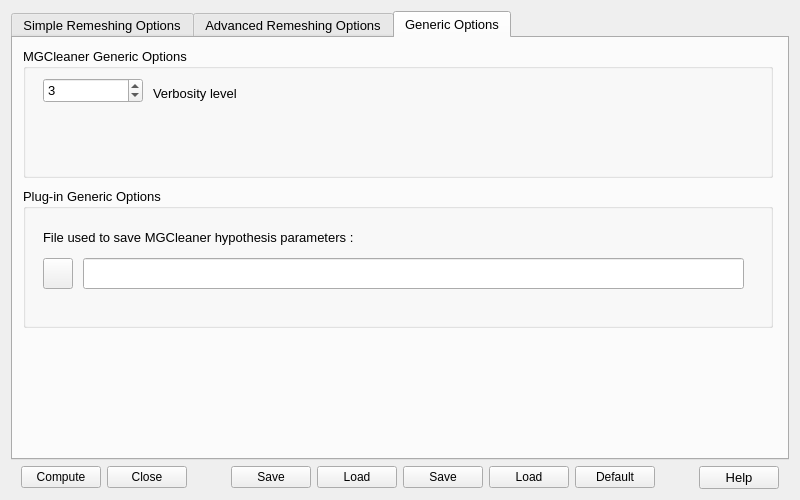
Above: src/Tools/MGCleanerPlug/MGCleanerPlugDialog.ui from looooo/salome_smesh before the change. Below: the same form after it.
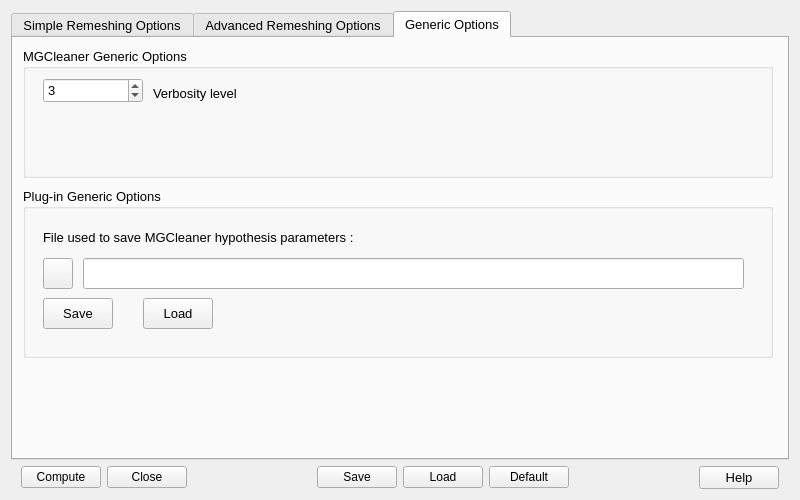
That is the form after the change. The open tabs and pages were chosen to show the change.

Commit message: shift save load in file

Diff of the .ui file:
```diff
--- a/src/Tools/MGCleanerPlug/MGCleanerPlugDialog.ui
+++ b/src/Tools/MGCleanerPlug/MGCleanerPlugDialog.ui
@@ -88,32 +88,6 @@
         </property>
       </widget>
      </item>
-     <item>
-      <widget class="QPushButton" name="PB_Save">
-       <property name="text">
-        <string>Save</string>
-       </property>
-        <property name="iconSize">
-         <size>
-          <width>18</width>
-          <height>18</height>
-         </size>
-        </property>
-      </widget>
-     </item>
-     <item>
-      <widget class="QPushButton" name="PB_Load">
-       <property name="text">
-        <string>Load</string>
-       </property>
-        <property name="iconSize">
-         <size>
-          <width>18</width>
-          <height>18</height>
-         </size>
-        </property>
-      </widget>
-     </item>
      <item>
       <widget class="QPushButton" name="PB_Default">
        <property name="text">
@@ -819,7 +793,7 @@
          <x>10</x>
          <y>150</y>
          <width>750</width>
-         <height>140</height>
+         <height>170</height>
         </rect>
        </property>
        <property name="title">
@@ -861,6 +835,47 @@
          </rect>
         </property>
        </widget>
+
+      <widget class="QPushButton" name="PB_Save">
+        <property name="geometry">
+         <rect>
+          <x>20</x>
+          <y>110</y>
+          <width>70</width>
+          <height>31</height>
+         </rect>
+        </property>
+       <property name="text">
+        <string>Save</string>
+       </property>
+        <property name="iconSize">
+         <size>
+          <width>18</width>
+          <height>18</height>
+         </size>
+        </property>
+      </widget>
+
+      <widget class="QPushButton" name="PB_Load">
+        <property name="geometry">
+         <rect>
+          <x>120</x>
+          <y>110</y>
+          <width>70</width>
+          <height>31</height>
+         </rect>
+        </property>
+       <property name="text">
+        <string>Load</string>
+       </property>
+        <property name="iconSize">
+         <size>
+          <width>18</width>
+          <height>18</height>
+         </size>
+        </property>
+      </widget>
+
       </widget>
      </widget>
     </widget>
```
The commit also changes 20 other files.
